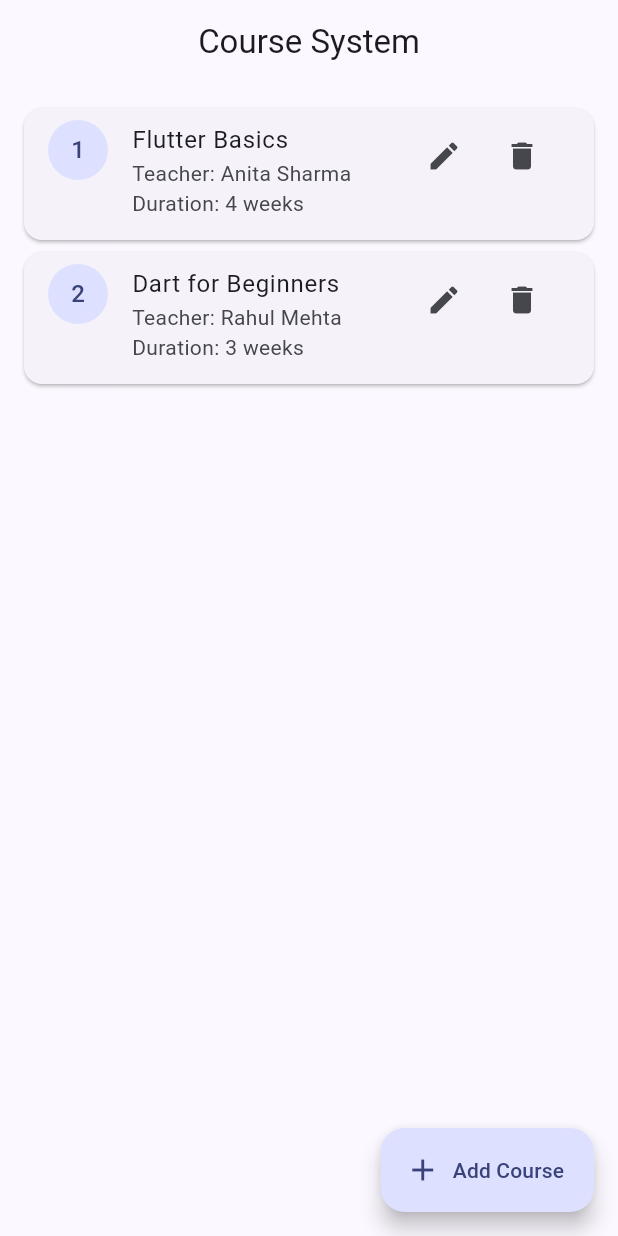
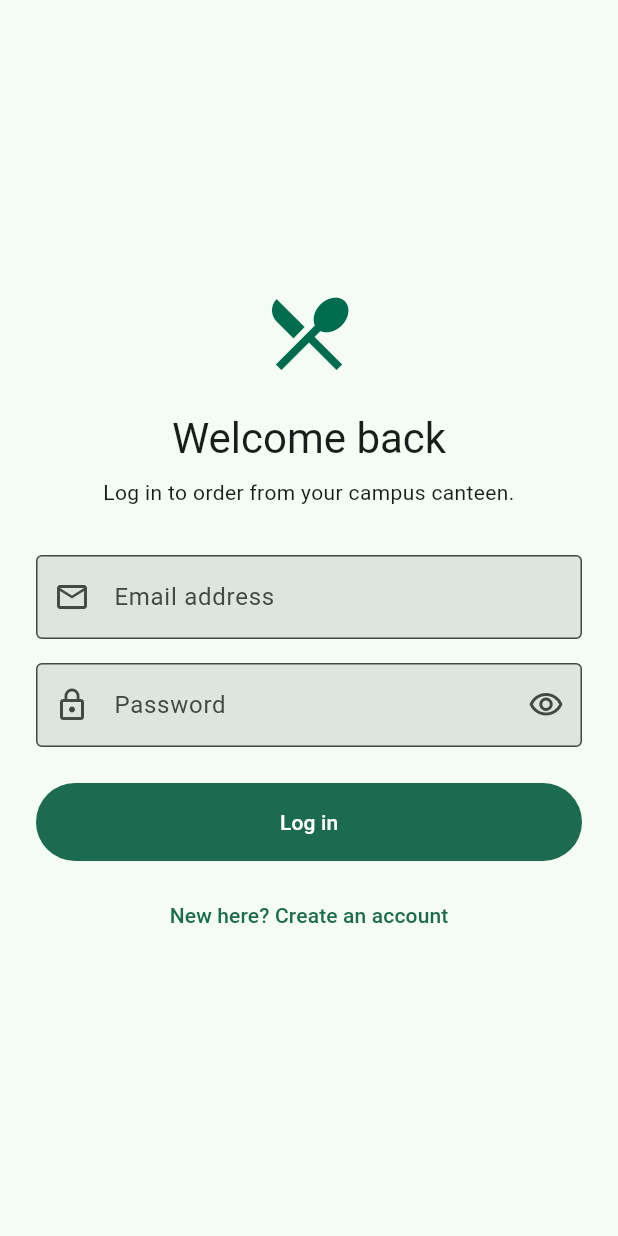
Before and after one commit to Yashesh08/flutterbasics, a Flutter app: the screen it shows after launch, on a phone screen of 412 x 824 dp. Run offline on Flutter 3.47's test engine with Material 3 defaults, Android fonts, the phone set to English and light mode, and no system bars.

Commit message:
Add canteen authentication module

```diff
--- /dev/null
+++ b/lib/auth_service.dart
@@ -0,0 +1,92 @@
+import 'dart:convert';
+
+import 'package:http/http.dart' as http;
+
+class AuthUser {
+  const AuthUser({
+    required this.id,
+    required this.name,
+    required this.email,
+    required this.role,
+  });
+
+  factory AuthUser.fromJson(Map<String, dynamic> json) => AuthUser(
+        id: json['id'].toString(),
+        name: json['name'] as String,
+        email: json['email'] as String,
+        role: json['role'] as String,
+      );
+
+  final String id;
+  final String name;
+  final String email;
+  final String role;
+}
+
+class AuthResult {
+  const AuthResult({required this.token, required this.user});
+
+  final String token;
+  final AuthUser user;
+}
+
+class AuthException implements Exception {
+  const AuthException(this.message);
+
+  final String message;
+
+  @override
+  String toString() => message;
+}
+
+class AuthService {
+  AuthService({http.Client? client, String? baseUrl})
+      : _client = client ?? http.Client(),
+        _baseUrl = baseUrl ?? const String.fromEnvironment(
+          'API_BASE_URL',
+          defaultValue: 'http://10.0.2.2:3000',
+        );
+
+  final http.Client _client;
+  final String _baseUrl;
+
+  Future<AuthResult> register({
+    required String name,
+    required String email,
+    required String password,
+    required String role,
+  }) =>
+      _send('/api/auth/register', {
+        'name': name,
+        'email': email,
+        'password': password,
+        'role': role,
+      });
+
+  Future<AuthResult> login({required String email, required String password}) =>
+      _send('/api/auth/login', {'email': email, 'password': password});
+
+  Future<AuthResult> _send(String path, Map<String, String> body) async {
+    try {
+      final response = await _client.post(
+        Uri.parse('$_baseUrl$path'),
+        headers: const {'Content-Type': 'application/json'},
+        body: jsonEncode(body),
+      );
+      final data = jsonDecode(response.body) as Map<String, dynamic>;
+      if (response.statusCode < 200 || response.statusCode >= 300) {
+        throw AuthException(data['message'] as String? ?? 'Authentication failed.');
+      }
+      return AuthResult(
+        token: data['token'] as String,
+        user: AuthUser.fromJson(data['user'] as Map<String, dynamic>),
+      );
+    } on AuthException {
+      rethrow;
+    } catch (_) {
+      throw const AuthException(
+        'Could not reach the canteen server. Check your connection and try again.',
+      );
+    }
+  }
+}
--- a/lib/main.dart
+++ b/lib/main.dart
@@ -1,249 +1,300 @@
 import 'package:flutter/material.dart';
 
-void main() {
-  runApp(const CourseSystemApp());
+import 'auth_service.dart';
+
+void main() => runApp(const CanteenApp());
+
+class CanteenApp extends StatelessWidget {
+  const CanteenApp({super.key, this.authService});
+
+  final AuthService? authService;
+
+  @override
+  Widget build(BuildContext context) => MaterialApp(
+        debugShowCheckedModeBanner: false,
+        title: 'Campus Canteen',
+        theme: ThemeData(
+          colorScheme: ColorScheme.fromSeed(seedColor: const Color(0xFF006C4F)),
+          useMaterial3: true,
+          inputDecorationTheme: const InputDecorationTheme(
+            border: OutlineInputBorder(),
+            filled: true,
+          ),
+        ),
+        home: LoginScreen(authService: authService ?? AuthService()),
+      );
 }
 
-class CourseSystemApp extends StatelessWidget {
-  const CourseSystemApp({super.key});
+class LoginScreen extends StatefulWidget {
+  const LoginScreen({super.key, required this.authService});
+
+  final AuthService authService;
 
   @override
-  Widget build(BuildContext context) {
-    return MaterialApp(
-      debugShowCheckedModeBanner: false,
-      title: 'Course System CRUD',
-      theme: ThemeData(
-        colorScheme: ColorScheme.fromSeed(seedColor: Colors.indigo),
-        useMaterial3: true,
-      ),
-      home: const CourseHomePage(),
+  State<LoginScreen> createState() => _LoginScreenState();
+}
+
+class _LoginScreenState extends State<LoginScreen> {
+  final _formKey = GlobalKey<FormState>();
+  final _emailController = TextEditingController();
+  final _passwordController = TextEditingController();
+  bool _obscurePassword = true;
+  bool _submitting = false;
+
+  @override
+  void dispose() {
+    _emailController.dispose();
+    _passwordController.dispose();
+    super.dispose();
+  }
+
+  Future<void> _login() async {
+    if (!_formKey.currentState!.validate()) return;
+    setState(() => _submitting = true);
+    try {
+      final result = await widget.authService.login(
+        email: _emailController.text.trim(),
+        password: _passwordController.text,
       );
+      if (!mounted) return;
+      Navigator.of(context).pushReplacement(MaterialPageRoute(
+        builder: (_) => WelcomeScreen(user: result.user),
+      ));
+    } on AuthException catch (error) {
+      _showError(error.message);
+    } finally {
+      if (mounted) setState(() => _submitting = false);
     }
   }
 
-class Course {
-  Course({
-    required this.id,
-    required this.title,
-    required this.teacher,
-    required this.durationInWeeks,
-  });
-
-  final int id;
-  String title;
-  String teacher;
-  int durationInWeeks;
-}
-
-class CourseHomePage extends StatefulWidget {
-  const CourseHomePage({super.key});
+  void _showError(String message) => ScaffoldMessenger.of(context).showSnackBar(
+        SnackBar(content: Text(message)),
+      );
 
   @override
-  State<CourseHomePage> createState() => _CourseHomePageState();
-}
-
-class _CourseHomePageState extends State<CourseHomePage> {
-  final List<Course> _courses = [
-    Course(
-      id: 1,
-      title: 'Flutter Basics',
-      teacher: 'Anita Sharma',
-      durationInWeeks: 4,
+  Widget build(BuildContext context) => AuthScaffold(
+        title: 'Welcome back',
+        subtitle: 'Log in to order from your campus canteen.',
+        form: Form(
+          key: _formKey,
+          child: Column(children: [
+            EmailField(controller: _emailController),
+            const SizedBox(height: 16),
+            PasswordField(
+              controller: _passwordController,
+              obscure: _obscurePassword,
+              onVisibilityChanged: () => setState(() => _obscurePassword = !_obscurePassword),
             ),
-    Course(
-      id: 2,
-      title: 'Dart for Beginners',
-      teacher: 'Rahul Mehta',
-      durationInWeeks: 3,
+            const SizedBox(height: 24),
+            SubmitButton(label: 'Log in', loading: _submitting, onPressed: _login),
+            const SizedBox(height: 12),
+            TextButton(
+              onPressed: _submitting
+                  ? null
+                  : () => Navigator.of(context).push(MaterialPageRoute(
+                        builder: (_) => SignupScreen(authService: widget.authService),
+                      )),
+              child: const Text("New here? Create an account"),
             ),
-  ];
-
-  int _nextId = 3;
-
-  void _createCourse(String title, String teacher, int durationInWeeks) {
-    setState(() {
-      _courses.add(
-        Course(
-          id: _nextId,
-          title: title,
-          teacher: teacher,
-          durationInWeeks: durationInWeeks,
+          ]),
         ),
-      );
-      _nextId++;
-    });
-  }
-
-  void _updateCourse(
-    Course course,
-    String title,
-    String teacher,
-    int durationInWeeks,
-  ) {
-    setState(() {
-      course.title = title;
-      course.teacher = teacher;
-      course.durationInWeeks = durationInWeeks;
-    });
-  }
-
-  void _deleteCourse(Course course) {
-    setState(() {
-      _courses.remove(course);
-    });
-
-    ScaffoldMessenger.of(context).showSnackBar(
-      SnackBar(content: Text('${course.title} deleted')),
       );
 }
 
-  Future<void> _openCourseForm({Course? course}) async {
-    final titleController = TextEditingController(text: course?.title ?? '');
-    final teacherController = TextEditingController(text: course?.teacher ?? '');
-    final durationController = TextEditingController(
-      text: course?.durationInWeeks.toString() ?? '',
+class SignupScreen extends StatefulWidget {
+  const SignupScreen({super.key, required this.authService});
+
+  final AuthService authService;
+
+  @override
+  State<SignupScreen> createState() => _SignupScreenState();
+}
+
+class _SignupScreenState extends State<SignupScreen> {
+  final _formKey = GlobalKey<FormState>();
+  final _nameController = TextEditingController();
+  final _emailController = TextEditingController();
+  final _passwordController = TextEditingController();
+  String _role = 'student';
+  bool _obscurePassword = true;
+  bool _submitting = false;
+
+  @override
+  void dispose() {
+    _nameController.dispose();
+    _emailController.dispose();
+    _passwordController.dispose();
+    super.dispose();
+  }
+
+  Future<void> _register() async {
+    if (!_formKey.currentState!.validate()) return;
+    setState(() => _submitting = true);
+    try {
+      final result = await widget.authService.register(
+        name: _nameController.text.trim(),
+        email: _emailController.text.trim(),
+        password: _passwordController.text,
+        role: _role,
       );
-    final formKey = GlobalKey<FormState>();
+      if (!mounted) return;
+      Navigator.of(context).pushAndRemoveUntil(
+        MaterialPageRoute(builder: (_) => WelcomeScreen(user: result.user)),
+        (_) => false,
+      );
+    } on AuthException catch (error) {
+      ScaffoldMessenger.of(context).showSnackBar(SnackBar(content: Text(error.message)));
+    } finally {
+      if (mounted) setState(() => _submitting = false);
+    }
+  }
 
-    await showDialog<void>(
-      context: context,
-      builder: (context) {
-        return AlertDialog(
-          title: Text(course == null ? 'Add Course' : 'Edit Course'),
-          content: Form(
-            key: formKey,
+  @override
+  Widget build(BuildContext context) => AuthScaffold(
+        title: 'Create your account',
+        subtitle: 'Join the campus canteen and skip the queue.',
+        form: Form(
+          key: _formKey,
+          child: Column(children: [
+            TextFormField(
+              controller: _nameController,
+              textInputAction: TextInputAction.next,
+              decoration: const InputDecoration(labelText: 'Full name', prefixIcon: Icon(Icons.person_outline)),
+              validator: (value) => (value == null || value.trim().length < 2)
+                  ? 'Enter your full name'
+                  : null,
+            ),
+            const SizedBox(height: 16),
+            EmailField(controller: _emailController),
+            const SizedBox(height: 16),
+            PasswordField(
+              controller: _passwordController,
+              obscure: _obscurePassword,
+              onVisibilityChanged: () => setState(() => _obscurePassword = !_obscurePassword),
+              helperText: 'Use at least 8 characters.',
+            ),
+            const SizedBox(height: 16),
+            DropdownButtonFormField<String>(
+              initialValue: _role,
+              decoration: const InputDecoration(labelText: 'I am a', prefixIcon: Icon(Icons.badge_outlined)),
+              items: const [
+                DropdownMenuItem(value: 'student', child: Text('Student')),
+                DropdownMenuItem(value: 'staff', child: Text('Canteen staff')),
+              ],
+              onChanged: _submitting ? null : (value) => setState(() => _role = value!),
+            ),
+            const SizedBox(height: 24),
+            SubmitButton(label: 'Create account', loading: _submitting, onPressed: _register),
+          ]),
+        ),
+      );
+}
+
+class AuthScaffold extends StatelessWidget {
+  const AuthScaffold({super.key, required this.title, required this.subtitle, required this.form});
+
+  final String title;
+  final String subtitle;
+  final Widget form;
+
+  @override
+  Widget build(BuildContext context) => Scaffold(
+        body: SafeArea(
+          child: Center(
             child: SingleChildScrollView(
-              child: Column(
-                mainAxisSize: MainAxisSize.min,
-                children: [
-                  TextFormField(
-                    controller: titleController,
-                    decoration: const InputDecoration(labelText: 'Course title'),
-                    validator: (value) => _requiredText(value, 'course title'),
-                  ),
-                  TextFormField(
-                    controller: teacherController,
-                    decoration: const InputDecoration(labelText: 'Teacher name'),
-                    validator: (value) => _requiredText(value, 'teacher name'),
-                  ),
-                  TextFormField(
-                    controller: durationController,
-                    decoration: const InputDecoration(
-                      labelText: 'Duration in weeks',
-                    ),
-                    keyboardType: TextInputType.number,
-                    validator: _validateDuration,
-                  ),
-                ],
+              padding: const EdgeInsets.all(24),
+              child: ConstrainedBox(
+                constraints: const BoxConstraints(maxWidth: 420),
+                child: Column(crossAxisAlignment: CrossAxisAlignment.stretch, children: [
+                  const Icon(Icons.restaurant_menu, size: 64, color: Color(0xFF006C4F)),
+                  const SizedBox(height: 20),
+                  Text(title, style: Theme.of(context).textTheme.headlineMedium, textAlign: TextAlign.center),
+                  const SizedBox(height: 8),
+                  Text(subtitle, textAlign: TextAlign.center),
+                  const SizedBox(height: 32),
+                  form,
+                ]),
               ),
             ),
           ),
-          actions: [
-            TextButton(
-              onPressed: () => Navigator.pop(context),
-              child: const Text('Cancel'),
         ),
-            FilledButton(
-              onPressed: () {
-                if (!formKey.currentState!.validate()) {
-                  return;
-                }
-
-                final duration = int.parse(durationController.text.trim());
-
-                if (course == null) {
-                  _createCourse(
-                    titleController.text.trim(),
-                    teacherController.text.trim(),
-                    duration,
-                  );
-                } else {
-                  _updateCourse(
-                    course,
-                    titleController.text.trim(),
-                    teacherController.text.trim(),
-                    duration,
       );
 }
 
-                Navigator.pop(context);
-              },
-              child: Text(course == null ? 'Create' : 'Update'),
-            ),
-          ],
+class EmailField extends StatelessWidget {
+  const EmailField({super.key, required this.controller});
+  final TextEditingController controller;
+
+  @override
+  Widget build(BuildContext context) => TextFormField(
+        controller: controller,
+        keyboardType: TextInputType.emailAddress,
+        textInputAction: TextInputAction.next,
+        decoration: const InputDecoration(labelText: 'Email address', prefixIcon: Icon(Icons.email_outlined)),
+        validator: (value) => value != null && RegExp(r'^\S+@\S+\.\S+$').hasMatch(value.trim())
+            ? null
+            : 'Enter a valid email address',
       );
-      },
-    );
-
-    titleController.dispose();
-    teacherController.dispose();
-    durationController.dispose();
 }
 
-  String? _requiredText(String? value, String fieldName) {
-    if (value == null || value.trim().isEmpty) {
-      return 'Please enter a $fieldName';
-    }
-    return null;
+class PasswordField extends StatelessWidget {
+  const PasswordField({super.key, required this.controller, required this.obscure, required this.onVisibilityChanged, this.helperText});
+  final TextEditingController controller;
+  final bool obscure;
+  final VoidCallback onVisibilityChanged;
+  final String? helperText;
+
+  @override
+  Widget build(BuildContext context) => TextFormField(
+        controller: controller,
+        obscureText: obscure,
+        textInputAction: TextInputAction.done,
+        decoration: InputDecoration(
+          labelText: 'Password',
+          helperText: helperText,
+          prefixIcon: const Icon(Icons.lock_outline),
+          suffixIcon: IconButton(
+            tooltip: obscure ? 'Show password' : 'Hide password',
+            icon: Icon(obscure ? Icons.visibility_outlined : Icons.visibility_off_outlined),
+            onPressed: onVisibilityChanged,
+          ),
+        ),
+        validator: (value) => value != null && value.length >= 8 ? null : 'Password must be at least 8 characters',
+      );
 }
 
-  String? _validateDuration(String? value) {
-    final duration = int.tryParse(value?.trim() ?? '');
-    if (duration == null || duration <= 0) {
-      return 'Please enter a number greater than 0';
-    }
-    return null;
+class SubmitButton extends StatelessWidget {
+  const SubmitButton({super.key, required this.label, required this.loading, required this.onPressed});
+  final String label;
+  final bool loading;
+  final VoidCallback onPressed;
+
+  @override
+  Widget build(BuildContext context) => FilledButton(
+        onPressed: loading ? null : onPressed,
+        style: FilledButton.styleFrom(minimumSize: const Size.fromHeight(52)),
+        child: loading ? const SizedBox(height: 22, width: 22, child: CircularProgressIndicator(strokeWidth: 2)) : Text(label),
+      );
 }
 
+class WelcomeScreen extends StatelessWidget {
+  const WelcomeScreen({super.key, required this.user});
+  final AuthUser user;
+
   @override
-  Widget build(BuildContext context) {
-    return Scaffold(
-      appBar: AppBar(
-        title: const Text('Course System'),
-        centerTitle: true,
-      ),
-      body: _courses.isEmpty
-          ? const Center(
-              child: Text('No courses yet. Tap + to create your first course.'),
-            )
-          : ListView.builder(
-              padding: const EdgeInsets.all(12),
-              itemCount: _courses.length,
-              itemBuilder: (context, index) {
-                final course = _courses[index];
-
-                return Card(
-                  child: ListTile(
-                    leading: CircleAvatar(child: Text(course.id.toString())),
-                    title: Text(course.title),
-                    subtitle: Text(
-                      'Teacher: ${course.teacher}\nDuration: ${course.durationInWeeks} weeks',
-                    ),
-                    isThreeLine: true,
-                    trailing: Wrap(
-                      spacing: 4,
-                      children: [
-                        IconButton(
-                          tooltip: 'Edit',
-                          icon: const Icon(Icons.edit),
-                          onPressed: () => _openCourseForm(course: course),
-                        ),
-                        IconButton(
-                          tooltip: 'Delete',
-                          icon: const Icon(Icons.delete),
-                          onPressed: () => _deleteCourse(course),
-                        ),
-                      ],
+  Widget build(BuildContext context) => Scaffold(
+        appBar: AppBar(title: const Text('Campus Canteen')),
+        body: Center(
+          child: Padding(
+            padding: const EdgeInsets.all(24),
+            child: Column(mainAxisSize: MainAxisSize.min, children: [
+              const Icon(Icons.check_circle_outline, size: 72, color: Color(0xFF006C4F)),
+              const SizedBox(height: 16),
+              Text('Welcome, ${user.name}!', style: Theme.of(context).textTheme.headlineSmall),
+              const SizedBox(height: 8),
+              Text('Signed in as ${user.role}. Your canteen features are ready.'),
+            ]),
           ),
         ),
       );
-              },
-            ),
-      floatingActionButton: FloatingActionButton.extended(
-        onPressed: _openCourseForm,
-        icon: const Icon(Icons.add),
-        label: const Text('Add Course'),
-      ),
-    );
 }
-}
--- a/pubspec.yaml
+++ b/pubspec.yaml
@@ -10,6 +10,7 @@ dependencies:
   flutter:
     sdk: flutter
   cupertino_icons: ^1.0.8
+  http: ^1.2.2
 
 dev_dependencies:
   flutter_test:
```
Also changed, not shown: 9 other files. Lines whose indentation alone changed are shown as unchanged.
